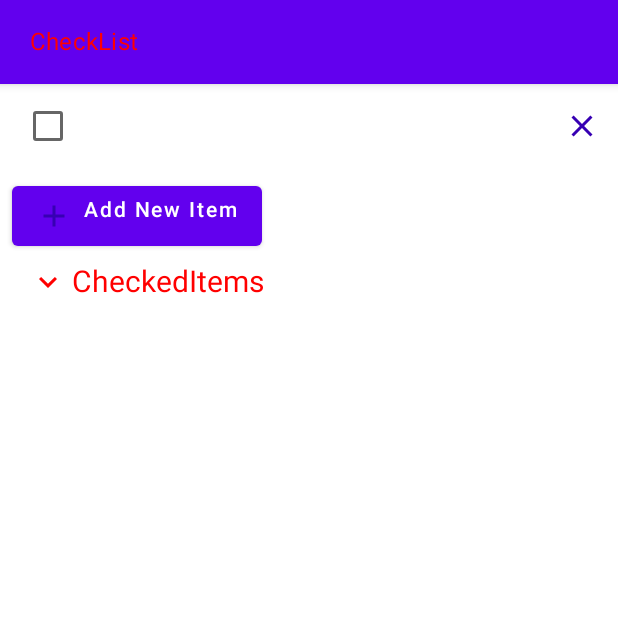
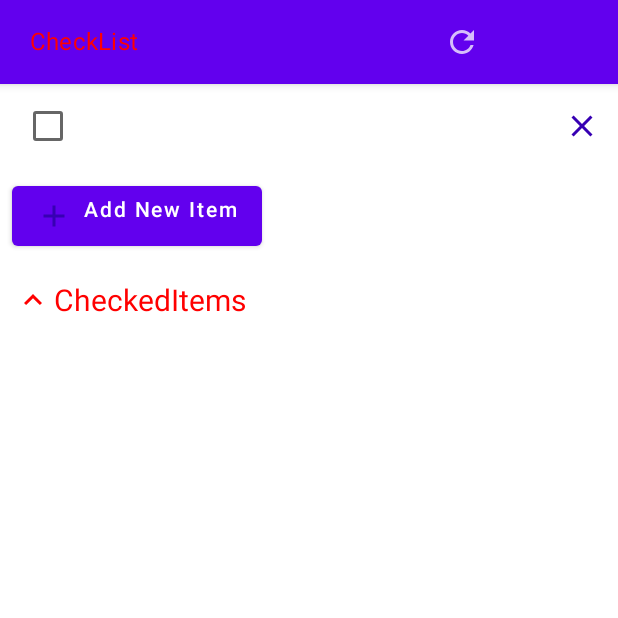
Before and after one commit to madfox40/AndroidCheckList, an Android app built with Jetpack Compose: the screen it shows after launch (MainActivity), on a phone screen of 412 x 824 dp, the top half of it. Run offline under Robolectric (Android 15) with nearby library versions, the phone set to English and light mode, and no system bars.

Commit message:
expand functional

```diff
--- a/app/src/main/java/com/example/checklist/Screens/CheckListScreen.kt
+++ b/app/src/main/java/com/example/checklist/Screens/CheckListScreen.kt
@@ -16,16 +16,14 @@ import androidx.compose.foundation.lazy.LazyColumn
 import androidx.compose.foundation.lazy.items
 import androidx.compose.material.*
 import androidx.compose.material.icons.Icons
-import androidx.compose.material.icons.filled.Add
-import androidx.compose.material.icons.filled.Close
-import androidx.compose.material.icons.filled.ExpandLess
-import androidx.compose.material.icons.filled.ExpandMore
+import androidx.compose.material.icons.filled.*
 import androidx.compose.runtime.*
 import androidx.compose.runtime.saveable.rememberSaveable
 import androidx.compose.runtime.snapshots.SnapshotStateList
 import androidx.compose.ui.Alignment
 import androidx.compose.ui.Modifier
 import androidx.compose.ui.graphics.Color
+import androidx.compose.ui.modifier.modifierLocalConsumer
 import androidx.compose.ui.tooling.preview.Preview
 import androidx.compose.ui.unit.dp
 import androidx.compose.ui.unit.sp
@@ -33,6 +31,7 @@ import com.example.checklist.Data.CheckList
 import com.example.checklist.Data.CheckListItem
 import com.example.checklist.ui.theme.CheckListTheme
 import com.example.checklist.Data.data
+import kotlin.math.exp
 
 
 @Composable
@@ -105,22 +104,7 @@ fun MyCheckListItem(
 
 @Composable
 fun CheckedItemsComponent() {
-    var expanded by remember {
-        mutableStateOf(false)
-    }
-    Column(modifier = Modifier.padding(start = 20.dp)) {
-        Row() {
-            Icon(
-                imageVector = if (expanded) Icons.Filled.ExpandLess else Icons.Filled.ExpandMore,
-                contentDescription = "See checked items or not",
-                tint = MaterialTheme.colors.secondary
-            )
-            Text( modifier = Modifier.padding(start = 4.dp),
-                text = "CheckedItems", color = MaterialTheme.colors.secondary,
-                fontSize = 20.sp
-            )
-        }
-    }
+
 
 }
 
@@ -155,14 +139,26 @@ fun MyCheckList(
                     textStyle = MaterialTheme.typography.subtitle1,
                     onValueChange = { text = it }
                 )
+                IconButton(onClick = { data.removeDeleted() }) {
+                    Icon(imageVector = Icons.Filled.Refresh, contentDescription = "Click to refresh", modifier = Modifier.weight(1f))
+                }
             }
         }
     ) {
         // Screen content
         Column() {
+            var expanded by remember {
+                mutableStateOf(true)
+            }
             LazyColumn(
                 Modifier
                     .padding(bottom = 0.dp, start = 0.dp, end = 0.dp)
+                    .animateContentSize(
+                        animationSpec = spring(
+                            dampingRatio = Spring.DampingRatioMediumBouncy,
+                            stiffness = Spring.StiffnessLow
+                        )
+                    )
                 /*.animateContentSize(
                     animationSpec = spring(
                         dampingRatio = Spring.DampingRatioHighBouncy,
@@ -217,9 +213,36 @@ fun MyCheckList(
                         }
                     }
 
-                    CheckedItemsComponent()
+                    Column(modifier = Modifier.padding(start = 10.dp)) {
+
+                        IconButton(
+                            modifier = Modifier.padding(0.dp),
+                            onClick = { expanded = !expanded }) {
+                            Row(
+                                modifier = Modifier.padding(0.dp),
+                                verticalAlignment = Alignment.CenterVertically,
+                                horizontalArrangement = Arrangement.Center
+                            ) {
+                                Icon(
+                                    modifier = Modifier.padding(0.dp),
+                                    imageVector = if (expanded) Icons.Filled.ExpandLess else Icons.Filled.ExpandMore,
+                                    contentDescription = "See checked items or not",
+                                    tint = MaterialTheme.colors.secondary,
+                                )
+                                Text(
+                                    modifier = Modifier.padding(start = 2.dp),
+                                    text = "CheckedItems",
+                                    color = MaterialTheme.colors.secondary,
+                                    fontSize = 20.sp
+                                )
+                            }
+                        }
+
 
                     }
+
+                }
+                if (expanded) {
                     items(
                         items = checkedItems,
                         itemContent = { checkedItem ->
@@ -250,7 +273,7 @@ fun MyCheckList(
                             }
                         }
                     )
-
+                }
 
                 /* items(checkItems) { checkItem ->
                      Text("prueba")
```
Lines whose indentation alone changed are shown as unchanged.
